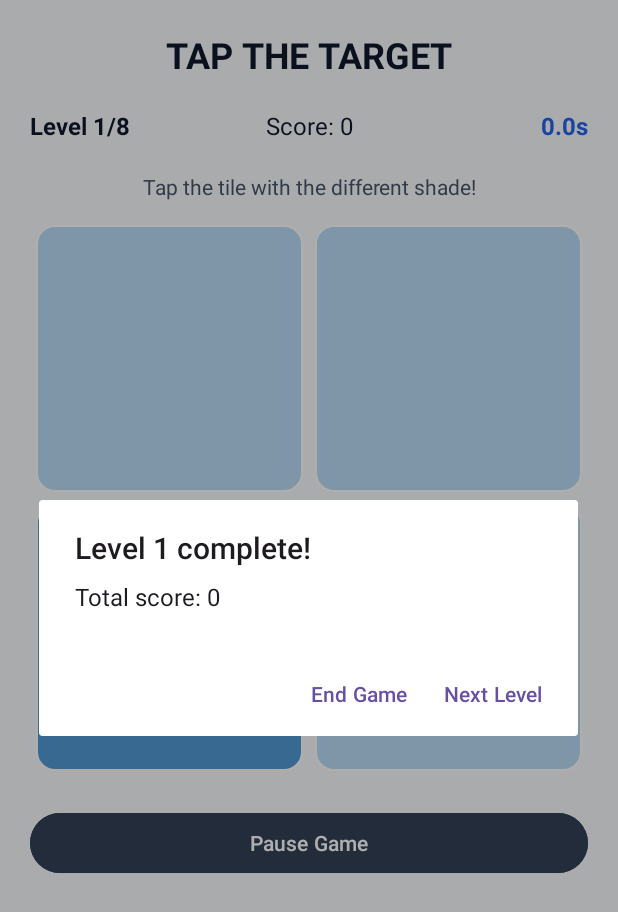
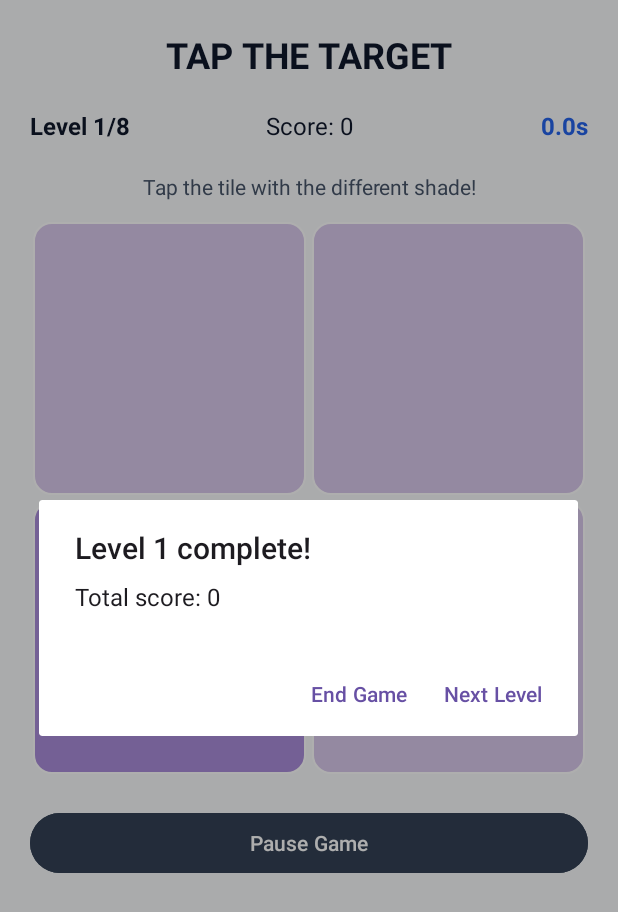
Before and after one commit to kahyikang/Tap-Target-Game, an Android app: the screen it shows after launch (MainActivity), on a phone screen of 412 x 824 dp. Shown: the top 912 px of the screen. Run offline under Robolectric (Android 15) with nearby library versions, the phone set to English and light mode, and no system bars.

Commit message:
add more color random in diff level

```diff
--- a/app/src/main/java/my/edu/utar/p1_kang_kah_yi_2302786/MainActivity.java
+++ b/app/src/main/java/my/edu/utar/p1_kang_kah_yi_2302786/MainActivity.java
@@ -21,37 +21,90 @@ import java.util.Random;
 
 public class MainActivity extends AppCompatActivity {
 
-    // Each level has one normal tile color and one target tile color.
-    // The colors become more similar as levels get harder.
+    // One color pair is picked at random whenever a level starts.
+    // All tiles use the normal color except one target tile.
+    private static class ColorPair {
+        final int normalColor;
+        final int targetColor;
+
+        ColorPair(String normalHex, String targetHex) {
+            normalColor = Color.parseColor(normalHex);
+            targetColor = Color.parseColor(targetHex);
+        }
+    }
+
+    private static ColorPair pair(String normalHex, String targetHex) {
+        return new ColorPair(normalHex, targetHex);
+    }
+
     private static class LevelConfig {
         final int gridSize;
         final long durationMs;
-        final int normalColor;
-        final int targetColor;
+        final ColorPair[] colorPairs;
 
-        LevelConfig(int gridSize, String normalHex, String targetHex) {
-            this(gridSize, normalHex, targetHex, 5_000L);
+        LevelConfig(int gridSize, ColorPair... colorPairs) {
+            this(gridSize, 5_000L, colorPairs);
         }
 
-        LevelConfig(int gridSize, String normalHex, String targetHex, long durationMs) {
+        LevelConfig(int gridSize, long durationMs, ColorPair... colorPairs) {
             this.gridSize = gridSize;
             this.durationMs = durationMs;
-            this.normalColor = Color.parseColor(normalHex);
-            this.targetColor = Color.parseColor(targetHex);
+            this.colorPairs = colorPairs;
         }
     }
 
-    // Format: LevelConfig(gridSize, normalTileColor, targetTileColor).
-    // All levels last 5 seconds by default.
+    // To change the look of a level, edit its pairs below.
+    // Format: pair("#NORMAL_TILE_COLOR", "#TARGET_TILE_COLOR").
+    // Later levels use shades that are progressively more alike.
     private final List<LevelConfig> levels = Arrays.asList(
-            new LevelConfig(2, "#B9DCF4", "#5299D3"), // Level 1: blue, 2 x 2
-            new LevelConfig(3, "#B9E4D5", "#78C5AA"), // Level 2: mint, 3 x 3
-            new LevelConfig(4, "#D8C8EB", "#BCA7D6"), // Level 3: lavender, 4 x 4
-            new LevelConfig(5, "#E9D4C6", "#DCC1AF"), // Level 4: peach, 5 x 5
-            new LevelConfig(6, "#B8DADA", "#A5C8C7"), // Level 5: teal, 6 x 6
-            new LevelConfig(7, "#D9D6EA", "#CCC9DF"), // Level 6: lilac, 7 x 7
-            new LevelConfig(8, "#DEDFCE", "#D1D3C5"), // Level 7: sage, 8 x 8
-            new LevelConfig(9, "#E4DBDF", "#D9D1D6")  // Level 8: rose-gray, 9 x 9
+            new LevelConfig(2, // Level 1: 2 x 2
+                    pair("#B9DCF4", "#70B1E0"), // blue
+                    pair("#B9E4D5", "#69C5A7"), // mint
+                    pair("#D8C8EB", "#A98DDA"), // lavender
+                    pair("#F1D1B8", "#E39E72")  // peach
+            ),
+            new LevelConfig(3, // Level 2: 3 x 3
+                    pair("#D0E5F3", "#9EC4E0"), // blue
+                    pair("#C7E8C7", "#A2D3A2"), // green
+                    pair("#F1D7D7", "#DDB1B1"), // pink
+                    pair("#E2D8F3", "#C3B8E7")  // lilac
+            ),
+            new LevelConfig(4, // Level 3: 4 x 4
+                    pair("#C7DFED", "#A6CCD9"), // blue
+                    pair("#D0E7DB", "#B5D7C3"), // mint
+                    pair("#E7D9F0", "#D3C3E2"), // purple
+                    pair("#F0DBCC", "#DFC5B0")  // sand
+            ),
+            new LevelConfig(5, // Level 4: 5 x 5
+                    pair("#BCD9EA", "#A6CADB"), // blue
+                    pair("#BFE5DD", "#A9D8CB"), // teal
+                    pair("#E8D8EA", "#D7C8DE"), // pink/lilac
+                    pair("#EADFC8", "#D8D2B6")  // beige
+            ),
+            new LevelConfig(6, // Level 5: 6 x 6
+                    pair("#BDD9DA", "#ADD0CF"), // teal
+                    pair("#DFD5EE", "#D0CBE4"), // lavender
+                    pair("#E8D6C9", "#DACDBE"), // peach
+                    pair("#D6E3BD", "#C8DAB1")  // light green
+            ),
+            new LevelConfig(7, // Level 6: 7 x 7
+                    pair("#C7DEEB", "#BDD7E4"), // blue
+                    pair("#CDE6D9", "#C2DFD1"), // mint
+                    pair("#E7D6E8", "#DCCFE1"), // pink
+                    pair("#E8DEC9", "#DDD7C2")  // cream
+            ),
+            new LevelConfig(8, // Level 7: 8 x 8
+                    pair("#D0E4ED", "#C6DDE5"), // blue
+                    pair("#D7E6CF", "#CDDFC7"), // sage
+                    pair("#E8D9DE", "#DED2D6"), // rose
+                    pair("#DDD8EB", "#D3D1E3")  // lilac
+            ),
+            new LevelConfig(9, // Level 8: 9 x 9
+                    pair("#D9E7EE", "#D1E1E8"), // blue
+                    pair("#D8E8DB", "#D0E2D5"), // green
+                    pair("#ECDCE3", "#E4D6DD"), // pink
+                    pair("#E7E0D8", "#DFDAD2")  // warm grey
+            )
     );
 
     private enum GameState {
@@ -66,6 +119,7 @@ public class MainActivity extends AppCompatActivity {
 
     private final List<TextView> tiles = new ArrayList<>();
     private final Random random = new Random();
+    private ColorPair currentColorPair; // Chosen once per level, not after every tap.
 
     private int levelIndex = 0;
     private int totalScore = 0;
@@ -101,7 +155,9 @@ public class MainActivity extends AppCompatActivity {
     private void startLevel(int newIndex) {
         stopCountdown();
         levelIndex = newIndex;
-        timeRemainingMs = levels.get(levelIndex).durationMs;
+        LevelConfig config = levels.get(levelIndex);
+        timeRemainingMs = config.durationMs;
+        currentColorPair = config.colorPairs[random.nextInt(config.colorPairs.length)];
         highlightedIndex = -1;
         state = GameState.PLAYING;
         pauseButton.setEnabled(true);
@@ -125,7 +181,7 @@ public class MainActivity extends AppCompatActivity {
         gameGrid.setColumnCount(size);
 
         // Use smaller gaps for larger boards so 6x6 through 9x9 fit the screen.
-        int margin = size >= 6 ? dp(2) : dp(4);
+        int margin = size >= 6 ? dp(1) : dp(2);
         int boardWidth = gameGrid.getWidth();
 
         // Avoid a fixed minimum tile size, which could make Level 8 overflow.
@@ -182,11 +238,10 @@ public class MainActivity extends AppCompatActivity {
     }
 
     private GradientDrawable tileBackground(boolean active) {
-        LevelConfig current = levels.get(levelIndex);
         GradientDrawable background = new GradientDrawable();
         background.setShape(GradientDrawable.RECTANGLE);
         background.setCornerRadius(dp(12));
-        background.setColor(active ? current.targetColor : current.normalColor);
+        background.setColor(active ? currentColorPair.targetColor : currentColorPair.normalColor);
         // Keep identical borders on all tiles; the color is the only clue.
         background.setStroke(dp(1), Color.parseColor("#FFFFFF"));
         return background;
```
